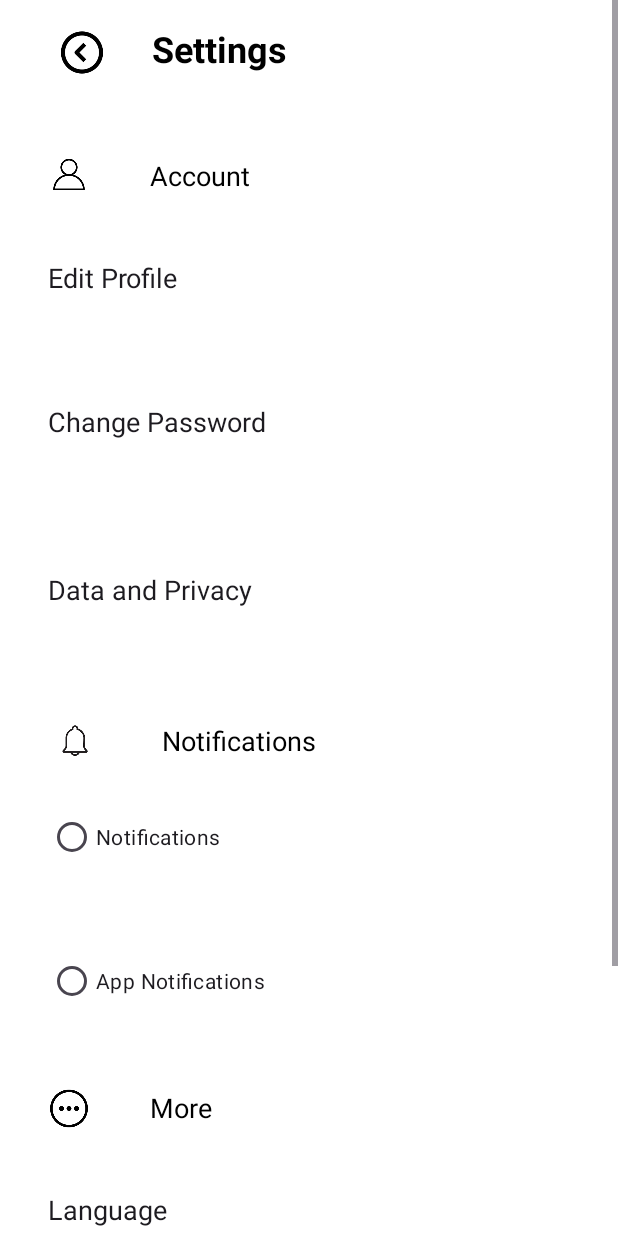
After one commit to cconst10/EPL498Luxzio, an Android app: the settingsActivity screen opened directly, with no data from a screen before it, on a phone screen of 412 x 824 dp. The commit adds this screen. Run offline under Robolectric (Android 15) with nearby library versions, the phone set to English and light mode, and no system bars.

Commit message:
Setting screens

```diff
--- /dev/null
+++ b/app/src/main/java/com/example/epl498luxzio/settingsActivity.java
@@ -0,0 +1,71 @@
+package com.example.epl498luxzio; // Replace with your actual package name
+
+import static com.example.epl498luxzio.R.layout.fragment_settings_activity;
+
+import android.os.Bundle;
+import android.view.View;
+import android.widget.Button;
+import android.widget.EditText;
+import android.widget.RadioButton;
+import android.widget.TextView;
+import androidx.appcompat.app.AppCompatActivity;
+import com.example.epl498luxzio.R;
+
+public class settingsActivity extends AppCompatActivity {
+
+    @Override
+    protected void onCreate(Bundle savedInstanceState) {
+        super.onCreate(savedInstanceState);
+        setContentView(fragment_settings_activity);
+
+
+        // Account Options
+        EditText btnEditProfile = findViewById(R.id.btnEditProfile);
+        EditText btnChangePassword = findViewById(R.id.btnChangePassword);
+        EditText btnDataPrivacy = findViewById(R.id.btnDataPrivacy);
+
+        // Notifications Options
+        RadioButton radioNotifications = findViewById(R.id.radioNotifications);
+        RadioButton radioAppNotifications = findViewById(R.id.radioAppNotifications);
+
+        // More Options
+        EditText btnLanguage = findViewById(R.id.btnLanguage);
+        EditText btnLocation = findViewById(R.id.btnLocation);
+
+        // Set click listeners for buttons (no functionality, just transitioning to other screens)
+        btnEditProfile.setOnClickListener(new View.OnClickListener() {
+            @Override
+            public void onClick(View v) {
+                // Add functionality or transition logic
+            }
+        });
+
+        btnChangePassword.setOnClickListener(new View.OnClickListener() {
+            @Override
+            public void onClick(View v) {
+                // Add functionality or transition logic
+            }
+        });
+
+        btnDataPrivacy.setOnClickListener(new View.OnClickListener() {
+            @Override
+            public void onClick(View v) {
+                // Add functionality or transition logic
+            }
+        });
+
+        btnLanguage.setOnClickListener(new View.OnClickListener() {
+            @Override
+            public void onClick(View v) {
+                // Add functionality or transition logic
+            }
+        });
+
+        btnLocation.setOnClickListener(new View.OnClickListener() {
+            @Override
+            public void onClick(View v) {
+                // Add functionality or transition logic
+            }
+        });
+    }
+}
--- /dev/null
+++ b/app/src/main/res/drawable/notifications_icon.xml
@@ -0,0 +1,4 @@
+<?xml version="1.0" encoding="utf-8"?>
+<selector xmlns:android="http://schemas.android.com/apk/res/android">
+
+</selector>
--- /dev/null
+++ b/app/src/main/res/layout/fragment_settings_activity.xml
@@ -0,0 +1,217 @@
+<!-- fragment_settings_activity.xml -->
+<ScrollView
+    xmlns:android="http://schemas.android.com/apk/res/android"
+    xmlns:app="http://schemas.android.com/apk/res-auto"
+    android:layout_width="match_parent"
+    android:layout_height="match_parent"
+    android:background="@android:color/white">
+
+    <RelativeLayout
+        android:layout_width="match_parent"
+        android:layout_height="wrap_content"
+        android:padding="16dp">
+
+        <!-- Settings Header -->
+
+        <!-- Add more space -->
+
+        <ImageView
+            android:id="@+id/backIcon"
+            android:layout_width="77dp"
+            android:layout_height="87dp"
+            android:layout_below="@id/headerSettings"
+            android:layout_marginTop="-73dp"
+            android:layout_marginEnd="8dp"
+            android:padding="16dp"
+            android:src="@drawable/back" />
+
+        <TextView
+            android:id="@+id/headerSettings"
+            android:layout_width="match_parent"
+            android:layout_height="wrap_content"
+            android:paddingBottom="16dp"
+            android:text="Settings"
+            android:textColor="@android:color/black"
+            android:textSize="24sp"
+            android:textStyle="bold"
+            android:layout_toEndOf="@id/backIcon" />
+
+        <View
+            android:id="@+id/space"
+            android:layout_width="match_parent"
+            android:layout_height="24dp"
+            android:layout_below="@id/headerSettings"/>
+
+        <!-- Account Header -->
+
+        <ImageView
+            android:id="@+id/accountIcon"
+            android:layout_width="60dp"
+            android:layout_height="62dp"
+            android:layout_below="@id/space"
+            android:layout_marginTop="-3dp"
+            android:layout_marginEnd="8dp"
+            android:padding="16dp"
+            android:src="@drawable/account" />
+
+        <TextView
+            android:id="@+id/headerAccount"
+            android:layout_width="match_parent"
+            android:layout_height="wrap_content"
+            android:text="Account"
+            android:textSize="18sp"
+            android:textColor="@android:color/black"
+            android:layout_below="@id/space"
+            android:layout_toEndOf="@id/accountIcon"
+            android:padding="16dp" />
+
+
+        <!-- Account Options -->
+        <EditText
+            android:id="@+id/btnEditProfile"
+            android:layout_width="wrap_content"
+            android:layout_height="48dp"
+            android:layout_below="@id/headerAccount"
+            android:layout_marginStart="16dp"
+            android:layout_marginTop="16dp"
+            android:layout_marginEnd="16dp"
+            android:layout_marginBottom="16dp"
+            android:text="Edit Profile"
+            android:background="@color/white"/>
+
+        <EditText
+            android:id="@+id/btnChangePassword"
+            android:layout_width="wrap_content"
+            android:layout_height="48dp"
+            android:layout_below="@id/btnEditProfile"
+            android:layout_marginStart="16dp"
+            android:layout_marginTop="32dp"
+            android:layout_marginEnd="32dp"
+            android:layout_marginBottom="32dp"
+            android:text="Change Password"
+            android:background="@color/white"/>
+
+        <EditText
+            android:id="@+id/btnDataPrivacy"
+            android:layout_width="wrap_content"
+            android:layout_height="48dp"
+            android:layout_below="@id/btnChangePassword"
+            android:layout_marginStart="16dp"
+            android:layout_marginTop="32dp"
+            android:layout_marginEnd="32dp"
+            android:layout_marginBottom="32dp"
+            android:text="Data and Privacy"
+            android:background="@color/white"/>
+
+        <!-- Notifications Header -->
+
+        <ImageView
+            android:id="@+id/notificationsIcon"
+            android:layout_width="68dp"
+            android:layout_height="107dp"
+            android:layout_below="@id/btnDataPrivacy"
+            android:layout_marginTop="-9dp"
+            android:layout_marginEnd="8dp"
+            android:padding="16dp"
+            android:src="@drawable/notifications" />
+
+        <TextView
+            android:id="@+id/headerNotifications"
+            android:layout_width="match_parent"
+            android:layout_height="wrap_content"
+            android:layout_below="@id/btnDataPrivacy"
+            android:layout_marginTop="16dp"
+            android:layout_toEndOf="@id/notificationsIcon"
+            android:padding="16dp"
+            android:text="Notifications"
+            android:textColor="@android:color/black"
+            android:textSize="18sp" />
+
+        <!-- Notifications Options -->
+        <RadioButton
+            android:id="@+id/radioNotifications"
+            android:layout_width="wrap_content"
+            android:layout_height="wrap_content"
+            android:layout_below="@id/headerNotifications"
+            android:layout_marginStart="16dp"
+            android:layout_marginTop="12dp"
+            android:layout_marginEnd="16dp"
+            android:layout_marginBottom="16dp"
+            android:text="Notifications" />
+
+        <RadioButton
+            android:id="@+id/radioAppNotifications"
+            android:layout_width="wrap_content"
+            android:layout_height="wrap_content"
+            android:layout_below="@id/radioNotifications"
+            android:layout_marginStart="16dp"
+            android:layout_marginTop="32dp"
+            android:layout_marginEnd="16dp"
+            android:layout_marginBottom="16dp"
+            android:text="App Notifications" />
+
+        <!-- More Header -->
+
+        <ImageView
+            android:id="@+id/moreIcon"
+            android:layout_width="60dp"
+            android:layout_height="62dp"
+            android:layout_below="@id/radioAppNotifications"
+            android:layout_marginTop="14dp"
+            android:layout_marginEnd="8dp"
+            android:padding="16dp"
+            android:src="@drawable/more" />
+
+        <TextView
+            android:id="@+id/headerMore"
+            android:layout_width="match_parent"
+            android:layout_height="wrap_content"
+            android:layout_below="@id/radioAppNotifications"
+            android:layout_marginTop="16dp"
+            android:layout_toEndOf="@id/moreIcon"
+            android:padding="16dp"
+            android:text="More"
+            android:textColor="@color/black"
+            android:textSize="18sp" />
+
+        <!-- More Options -->
+        <EditText
+            android:id="@+id/btnLanguage"
+            android:hint="@string/app_name"
+            android:layout_width="wrap_content"
+            android:layout_height="48dp"
+            android:layout_below="@id/headerMore"
+            android:layout_marginStart="16dp"
+            android:layout_marginTop="16dp"
+            android:layout_marginEnd="16dp"
+            android:layout_marginBottom="16dp"
+            android:text="Language"
+            android:background="@color/white"/>
+
+        <EditText
+            android:id="@+id/btnLocation"
+            android:layout_width="wrap_content"
+            android:layout_height="48dp"
+            android:layout_below="@id/btnLanguage"
+            android:layout_marginStart="16dp"
+            android:layout_marginTop="32dp"
+            android:layout_marginEnd="16dp"
+            android:layout_marginBottom="16dp"
+            android:text="Location"
+            android:background="@color/white"/>
+
+        <EditText
+            android:id="@+id/btnLogout"
+            android:layout_width="wrap_content"
+            android:layout_height="48dp"
+            android:layout_below="@id/btnLocation"
+            android:layout_centerHorizontal="true"
+            android:layout_marginStart="16dp"
+            android:layout_marginTop="32dp"
+            android:layout_marginEnd="16dp"
+            android:layout_marginBottom="16dp"
+            android:text="Logout"
+            android:background="@color/white"/>
+
+    </RelativeLayout>
+</ScrollView>
--- a/app/src/main/res/values/strings.xml
+++ b/app/src/main/res/values/strings.xml
@@ -1,6 +1,7 @@
 <resources>
     <string name="app_name">EPL498Luxzio</string>
     <string name="action_settings">Settings</string>
+    <string name="settings_activity_label">Settings</string>
     <!-- Strings used for fragments for navigation -->
     <string name="first_fragment_label">First Fragment</string>
     <string name="second_fragment_label">Second Fragment</string>
@@ -43,4 +44,6 @@
         libero vel nunc consequat, quis tincidunt nisl eleifend. Cras bibendum enim a justo luctus
         vestibulum. Fusce dictum libero quis erat maximus, vitae volutpat diam dignissim.
     </string>
+    <!-- TODO: Remove or change this placeholder text -->
+    <string name="hello_blank_fragment">Hello blank fragment</string>
 </resources>
```
Also changed, not shown: app/src/main/AndroidManifest.xml (+7 -0 lines), app/src/main/java/com/example/epl498luxzio/ChangePW_Fragment.java (added, +64 -0 lines), app/src/main/java/com/example/epl498luxzio/LanguageFragment.java (added, +64 -0 lines), app/src/main/res/layout/fragment_change_p_w.xml (added, +63 -0 lines), app/src/main/res/layout/fragment_language.xml (added, +48 -0 lines), app/src/main/notifications_icon-playstore.png (added), app/src/main/res/drawable/account.png (added), app/src/main/res/drawable/back.png (added), app/src/main/res/drawable/more.png (added), app/src/main/res/drawable/notifications.png (added), 520 other files.
